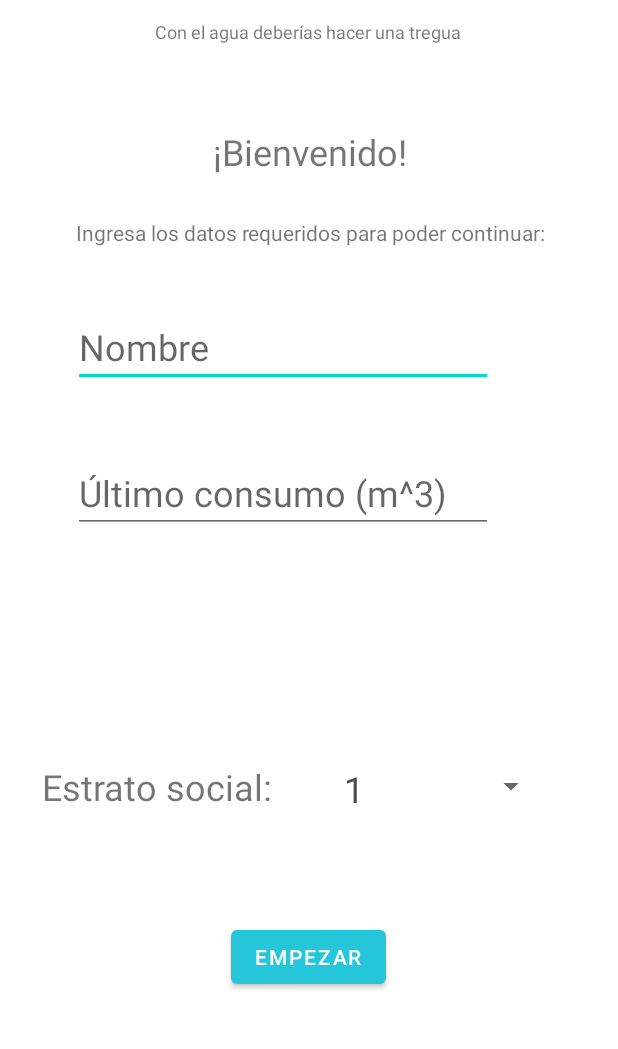
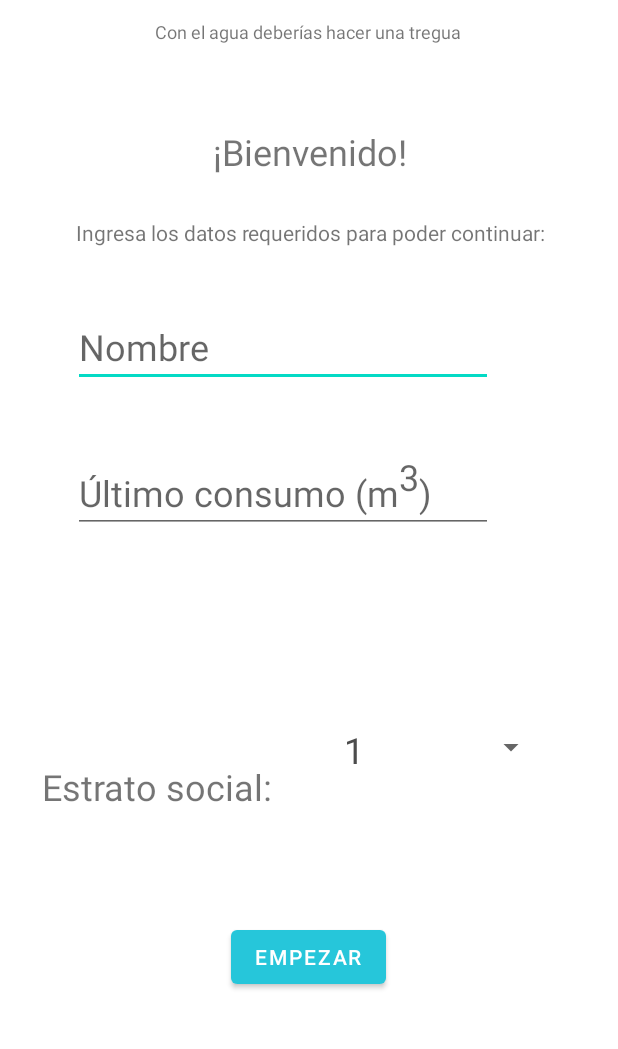
Before and after one commit to Daniel-Porras/app_agua, an Android app: the screen it shows after launch (MainActivity2), on a phone screen of 412 x 824 dp, the part 143-1192 px from its top. Run offline under Robolectric (Android 15) with nearby library versions, the phone set to English and light mode, and no system bars; Roboto replaces fonts that are not available here.

Commit message:
Ingreso de la informacion inicial(parte visual)...

```diff
--- a/app/src/main/res/layout/activity_main2.xml
+++ b/app/src/main/res/layout/activity_main2.xml
@@ -64,7 +64,7 @@
         android:layout_width="80dp"
         android:layout_height="67dp"
         android:layout_marginTop="28dp"
-        android:contentDescription="TODO"
+        android:contentDescription="@string/name"
         app:layout_constraintBottom_toTopOf="@+id/textView2"
         app:layout_constraintEnd_toEndOf="parent"
         app:layout_constraintHorizontal_bias="0.274"
@@ -82,20 +82,23 @@
         android:hint="@string/nombre"
         android:inputType="textPersonName"
         android:textSize="24sp"
+        app:layout_constraintBottom_toBottomOf="parent"
         app:layout_constraintEnd_toEndOf="parent"
         app:layout_constraintHorizontal_bias="0.368"
         app:layout_constraintStart_toStartOf="parent"
-        app:layout_constraintTop_toBottomOf="@+id/textView4" />
+        app:layout_constraintTop_toBottomOf="@+id/textView4"
+        app:layout_constraintVertical_bias="0.0" />
 
     <Spinner
         android:id="@+id/spinner"
         android:layout_width="145dp"
         android:layout_height="49dp"
-        android:layout_marginBottom="180dp"
         app:layout_constraintBottom_toBottomOf="parent"
         app:layout_constraintEnd_toEndOf="parent"
         app:layout_constraintHorizontal_bias="0.823"
-        app:layout_constraintStart_toStartOf="parent" />
+        app:layout_constraintStart_toStartOf="parent"
+        app:layout_constraintTop_toTopOf="parent"
+        app:layout_constraintVertical_bias="0.734" />
 
     <TextView
         android:id="@+id/textView5"
@@ -106,7 +109,9 @@
         android:text="@string/estrato"
         android:textSize="24sp"
         app:layout_constraintBottom_toBottomOf="parent"
-        app:layout_constraintStart_toStartOf="parent" />
+        app:layout_constraintStart_toStartOf="parent"
+        app:layout_constraintTop_toBottomOf="@+id/editTextNumber"
+        app:layout_constraintVertical_bias="1.0" />
 
     <EditText
         android:id="@+id/editTextNumber"
--- a/app/src/main/res/values/strings.xml
+++ b/app/src/main/res/values/strings.xml
@@ -6,7 +6,7 @@
     <string name="bienvenido_inicio">¡Bienvenido!</string>
     <string name="ingresodatos">Ingresa los datos requeridos para poder continuar:</string>
     <string name="nombre">Nombre</string>
-    <string name="valor">Último consumo (m^3)</string>
+    <string name="valor">Último consumo (m<sup>3</sup>)</string>
     <string name="estrato">Estrato social:</string>
     <string name="empezar">Empezar</string>
 
```
